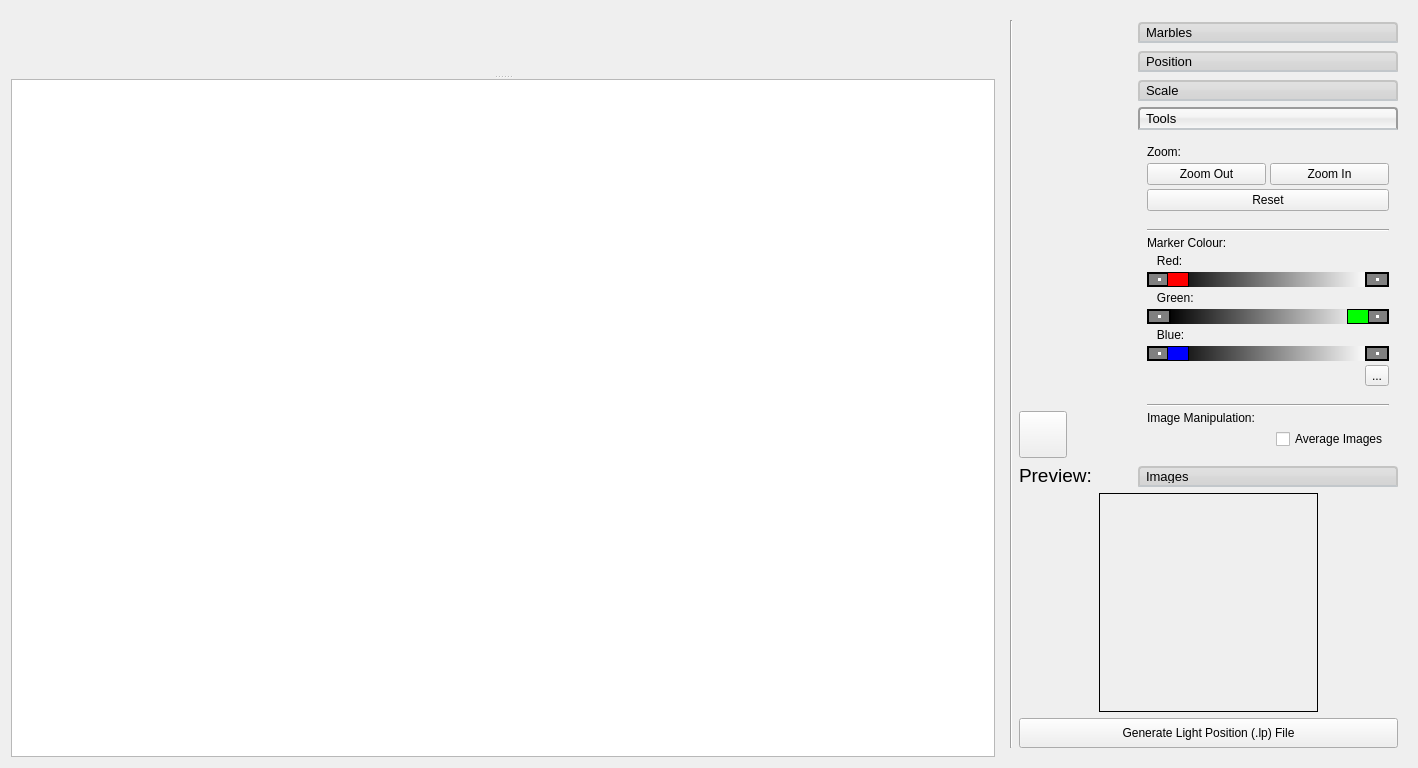
The window that RTIe/RTIe_builder/marble_widget.ui (Super-SaiyanSandwich/ECMM427) describes before a commit, drawn with Qt 5.
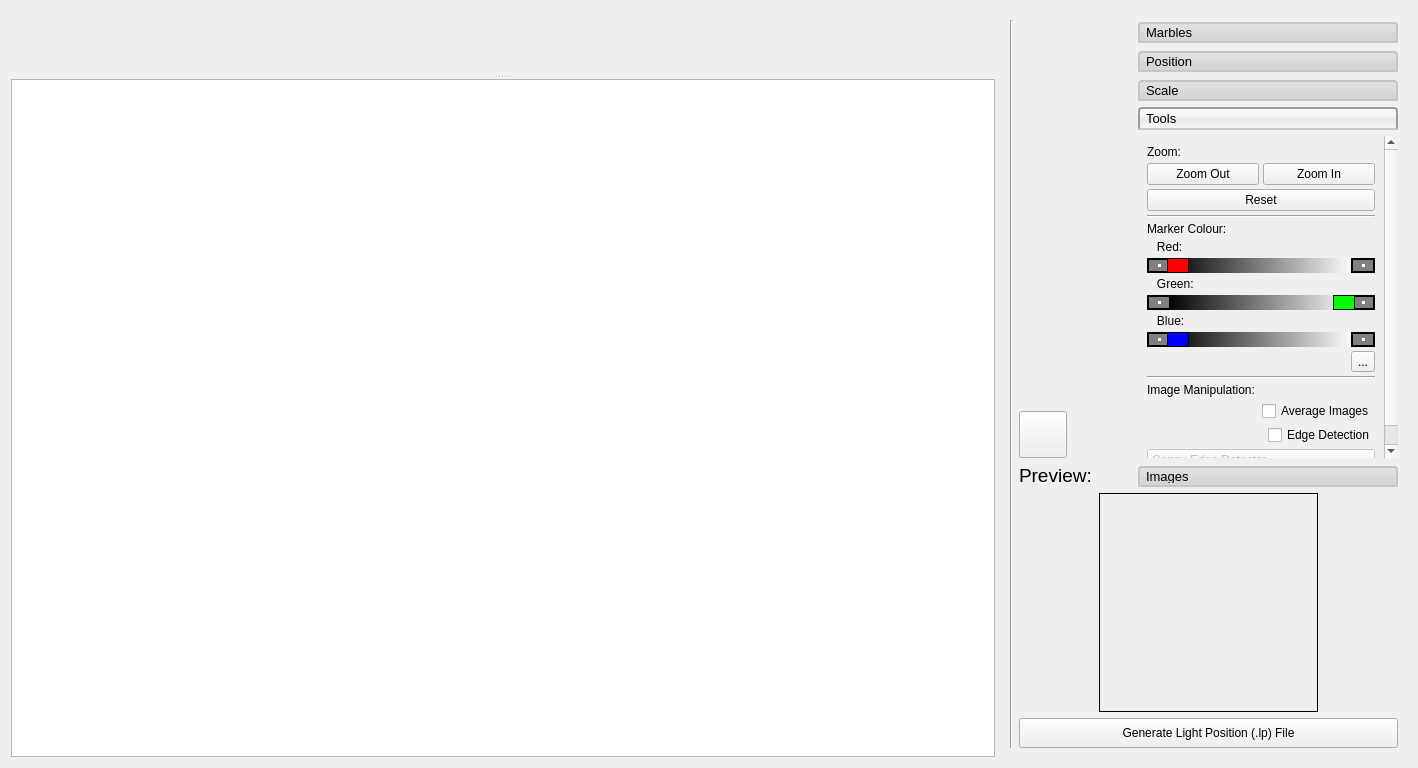
The same window after the commit. The open tabs and pages were chosen to show the change. Icons and pictures are not drawn.

Commit message: Began the implementation of edge detection

```diff
--- a/RTIe/RTIe_builder/marble_widget.ui
+++ b/RTIe/RTIe_builder/marble_widget.ui
@@ -493,9 +493,9 @@
              <property name="geometry">
               <rect>
                <x>0</x>
-               <y>0</y>
-               <width>241</width>
-               <height>316</height>
+               <y>-106</y>
+               <width>235</width>
+               <height>416</height>
               </rect>
              </property>
              <attribute name="label">
@@ -785,22 +785,22 @@
                  </widget>
                 </item>
                 <item>
-                 <layout class="QHBoxLayout" name="horizontalLayout_3">
+                 <layout class="QVBoxLayout" name="verticalLayout_6">
                   <item>
-                   <spacer name="horizontalSpacer_4">
-                    <property name="orientation">
-                     <enum>Qt::Horizontal</enum>
-                    </property>
-                    <property name="sizeHint" stdset="0">
-                     <size>
-                      <width>40</width>
-                      <height>20</height>
-                     </size>
-                    </property>
-                   </spacer>
-                  </item>
-                  <item>
-                   <layout class="QVBoxLayout" name="verticalLayout_6">
+                   <layout class="QHBoxLayout" name="horizontalLayout_4">
+                    <item>
+                     <spacer name="horizontalSpacer_4">
+                      <property name="orientation">
+                       <enum>Qt::Horizontal</enum>
+                      </property>
+                      <property name="sizeHint" stdset="0">
+                       <size>
+                        <width>40</width>
+                        <height>20</height>
+                       </size>
+                      </property>
+                     </spacer>
+                    </item>
                     <item>
                      <widget class="QCheckBox" name="checkBox">
                       <property name="text">
@@ -810,6 +810,62 @@
                     </item>
                    </layout>
                   </item>
+                  <item>
+                   <layout class="QHBoxLayout" name="horizontalLayout_3">
+                    <item>
+                     <spacer name="horizontalSpacer_5">
+                      <property name="orientation">
+                       <enum>Qt::Horizontal</enum>
+                      </property>
+                      <property name="sizeHint" stdset="0">
+                       <size>
+                        <width>40</width>
+                        <height>20</height>
+                       </size>
+                      </property>
+                     </spacer>
+                    </item>
+                    <item>
+                     <widget class="QCheckBox" name="checkBox_2">
+                      <property name="text">
+                       <string>Edge Detection</string>
+                      </property>
+                     </widget>
+                    </item>
+                   </layout>
+                  </item>
+                  <item>
+                   <widget class="QComboBox" name="comboBox">
+                    <property name="enabled">
+                     <bool>false</bool>
+                    </property>
+                    <item>
+                     <property name="text">
+                      <string>Canny Edge Detector</string>
+                     </property>
+                    </item>
+                    <item>
+                     <property name="text">
+                      <string>Sobel Edge Detector</string>
+                     </property>
+                    </item>
+                    <item>
+                     <property name="text">
+                      <string>Prewitt Edge Detector</string>
+                     </property>
+                    </item>
+                    <item>
+                     <property name="text">
+                      <string>Roberts Cross</string>
+                     </property>
+                    </item>
+                    <item>
+                     <property name="text">
+                      <string>Scharr Operator</string>
+                     </property>
+                    </item>
+                   </widget>
+                  </item>
                  </layout>
                 </item>
                </layout>
```
Left out of the diff: 28 changed lines with no effect on the pictures. The commit also changes 3 other files.
